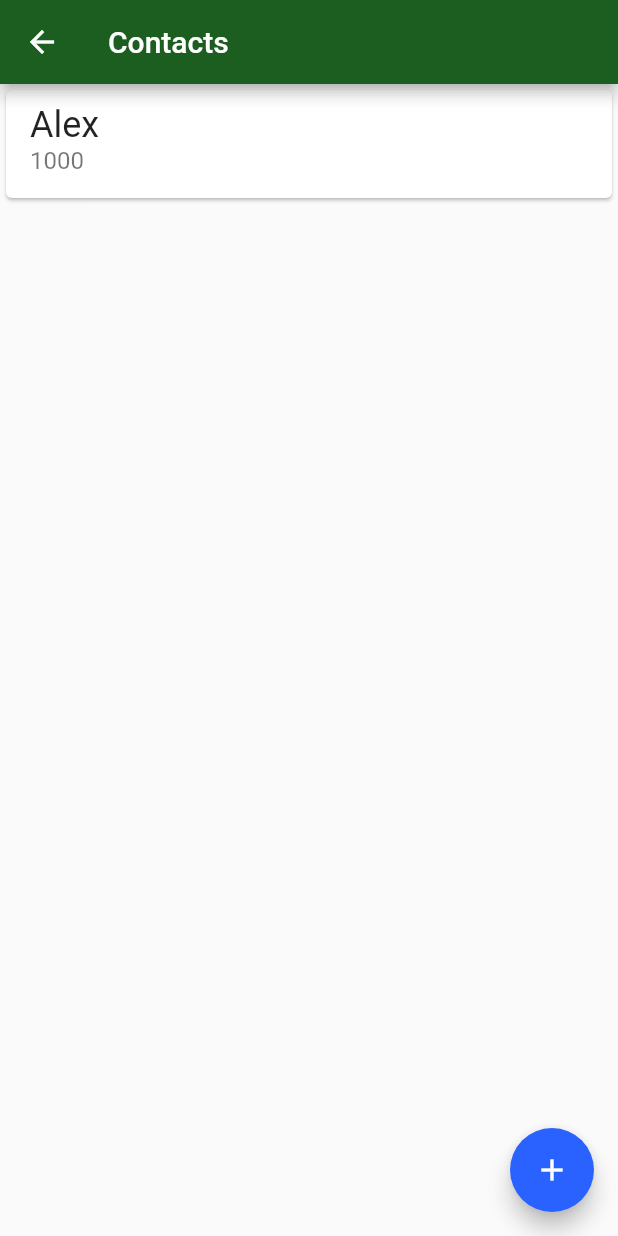
After one commit to fabiovalinhos/bytebank_persistencia, a Flutter app: the screen it shows after launch, after a tap on "Contacts", on a phone screen of 412 x 824 dp. The commit adds this screen. Run offline on Flutter 3.47's test engine with Material 2 defaults, Android fonts, the phone set to English and light mode, and no system bars.

Commit message:
Linkando o dashboard com a lista de contatos

```diff
--- a/lib/main.dart
+++ b/lib/main.dart
@@ -1,3 +1,5 @@
+import 'package:bytebank_persistencia/screens/contacts_list.dart';
+import 'package:bytebank_persistencia/screens/dashboard.dart';
 import 'package:flutter/material.dart';
 
 void main() => runApp(ByteBankApp());
@@ -15,55 +17,7 @@ class ByteBankApp extends StatelessWidget {
           textTheme: ButtonTextTheme.primary,
         )
       ),
-      home: Dashboard(),
+      home: Dashboard()
     );
   }
 }
-
-class Dashboard extends StatelessWidget {
-  @override
-  Widget build(BuildContext context) {
-    return Scaffold(
-        appBar: AppBar(
-          title: Text("Dashboard"),
-        ),
-        body: Column(
-          mainAxisAlignment: MainAxisAlignment.spaceBetween,
-          crossAxisAlignment: CrossAxisAlignment.start,
-          children: <Widget>[
-            Padding(
-              padding: const EdgeInsets.all(8.0),
-              child: Image.asset('images/bytebank_logo.png'),
-            ),
-            Padding(
-              padding: const EdgeInsets.all(8.0),
-              child: Container(
-                padding: EdgeInsets.all(8.0),
-                height: 100,
-                width: 150,
-                color: Theme.of(context).primaryColor,
-                child: Column(
-                  mainAxisAlignment: MainAxisAlignment.spaceBetween,
-                  crossAxisAlignment: CrossAxisAlignment.start,
-                  children: <Widget>[
-                    Icon(
-                      Icons.people,
-                      color: Colors.white,
-                      size: 24.0,
-                    ),
-                    Text(
-                      "Contacts",
-                      style: TextStyle(
-                        color: Colors.white,
-                        fontSize: 16.0,
-                      ),
-                    )
-                  ],
-                ),
-              ),
-            ),
-          ],
-        ),
-      );
-  }
-}
--- /dev/null
+++ b/lib/screens/contacts_list.dart
@@ -0,0 +1,36 @@
+import 'package:flutter/material.dart';
+
+class ContactsList extends StatelessWidget {
+  @override
+  Widget build(BuildContext context) {
+    return Scaffold(
+      appBar: AppBar(
+        title: Text("Contacts"),
+      ),
+      body: ListView(
+        children: <Widget>[
+          Card(
+            child: ListTile(
+              title: Text(
+                "Alex",
+                style: TextStyle(
+                  fontSize: 24.0,
+                ),
+              ),
+              subtitle: Text(
+                "1000",
+                style: TextStyle(
+                  fontSize: 16.0,
+                ),
+                ),
+            ),
+          ),
+        ],
+      ),
+      floatingActionButton: FloatingActionButton(
+        onPressed: (){},
+        child: Icon(Icons.add),
+      ),
+    );
+  }
+}
--- /dev/null
+++ b/lib/screens/dashboard.dart
@@ -0,0 +1,60 @@
+import 'package:bytebank_persistencia/screens/contacts_list.dart';
+import 'package:flutter/material.dart';
+
+class Dashboard extends StatelessWidget {
+  @override
+  Widget build(BuildContext context) {
+    return Scaffold(
+      appBar: AppBar(
+        title: Text("Dashboard"),
+      ),
+      body: Column(
+        mainAxisAlignment: MainAxisAlignment.spaceBetween,
+        crossAxisAlignment: CrossAxisAlignment.start,
+        children: <Widget>[
+          Padding(
+            padding: const EdgeInsets.all(8.0),
+            child: Image.asset('images/bytebank_logo.png'),
+          ),
+          Padding(
+            padding: const EdgeInsets.all(8.0),
+            child: Material(
+                // Ao usar o Inkwell, envolvido com Material, a cor do container deve ficar aqui para termos o efeito de gota ao tocar
+                color: Theme.of(context).primaryColor,
+                child: InkWell(
+                onTap: () {
+                  Navigator.of(context).push(MaterialPageRoute(
+                    builder: (context) => ContactsList(),
+                    ));
+                },
+                child: Container(
+                  padding: EdgeInsets.all(8.0),
+                  height: 100,
+                  width: 150,
+                  child: Column(
+                    mainAxisAlignment: MainAxisAlignment.spaceBetween,
+                    crossAxisAlignment: CrossAxisAlignment.start,
+                    children: <Widget>[
+                      Icon(
+                        Icons.people,
+                        color: Colors.white,
+                        size: 24.0,
+                      ),
+                      Text(
+                        "Contacts",
+                        style: TextStyle(
+                          color: Colors.white,
+                          fontSize: 16.0,
+                        ),
+                      )
+                    ],
+                  ),
+                ),
+              ),
+            ),
+          ),
+        ],
+      ),
+    );
+  }
+}
```
